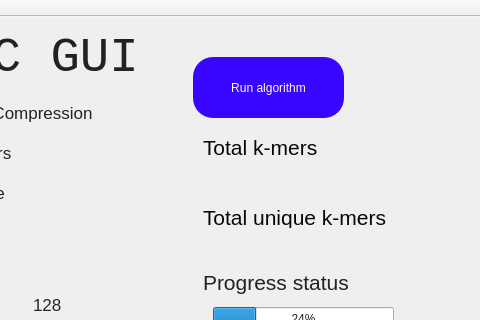
First picture: the form in KMCGUI/KMCGUI/KMCGUI.ui, repository matcho948/KMCGUI, before the edit; both pictures show x 387 to 867 and y 0 to 320 of the 867 by 647 pixel window.
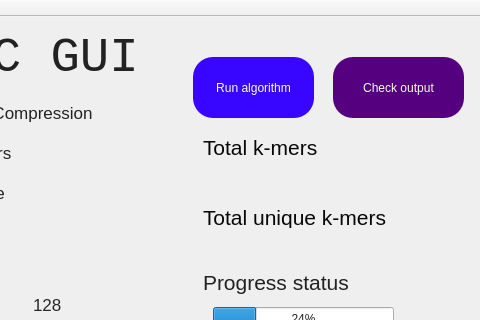
Second picture: the form after the edit.

Commit message: Generate txt database with kmers

The edit to the form file:
```diff
--- a/KMCGUI/KMCGUI/KMCGUI.ui
+++ b/KMCGUI/KMCGUI/KMCGUI.ui
@@ -46,7 +46,7 @@
      <rect>
       <x>580</x>
       <y>40</y>
-      <width>151</width>
+      <width>121</width>
       <height>61</height>
      </rect>
     </property>
@@ -1064,6 +1064,24 @@
      <number>24</number>
     </property>
    </widget>
+   <widget class="QPushButton" name="checkDatabaseButton">
+    <property name="geometry">
+     <rect>
+      <x>720</x>
+      <y>40</y>
+      <width>131</width>
+      <height>61</height>
+     </rect>
+    </property>
+    <property name="styleSheet">
+     <string notr="true">color: rgb(249, 255, 226);
+background: rgb(85, 0, 127);
+border-radius: 20px;</string>
+    </property>
+    <property name="text">
+     <string>Check output</string>
+    </property>
+   </widget>
   </widget>
   <widget class="QMenuBar" name="menuBar">
    <property name="geometry">
```
The commit also changes 515 other files.
